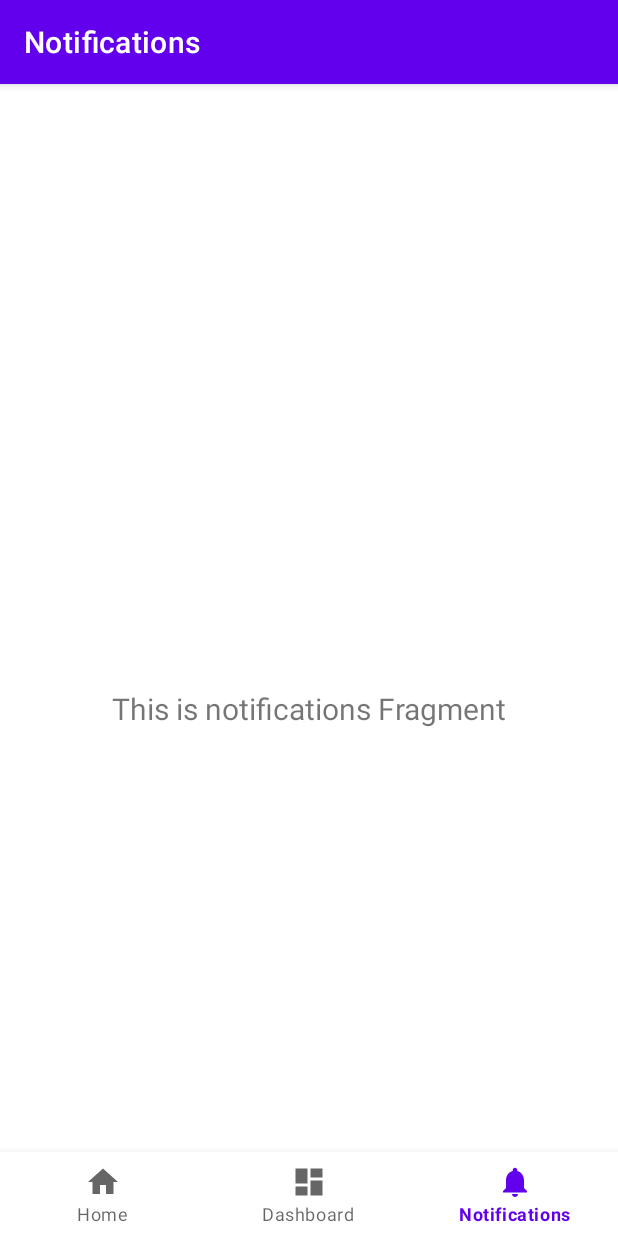
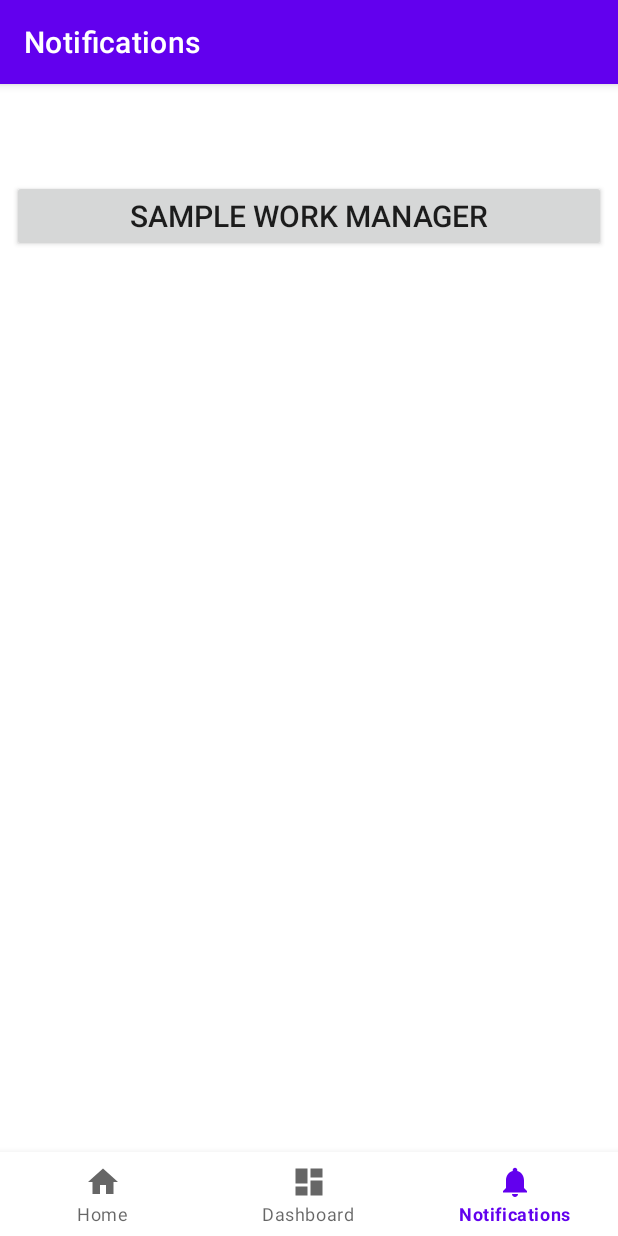
Before and after one commit to saimadhav1825/android_interview_prep, an Android app: the NotificationsFragment screen opened through its navigation route, on a phone screen of 412 x 824 dp. Run offline under Robolectric (Android 15) with nearby library versions, the phone set to English and light mode, and no system bars; our stand-ins replace Dagger/Hilt's generated code, navigation-ui.

Commit message:
WorkManager 1.Constraints 2.Data send to workmanager and return data from workmanager

```diff
--- a/app/src/main/java/com/example/prepareinterview/ui/notifications/NotificationsFragment.kt
+++ b/app/src/main/java/com/example/prepareinterview/ui/notifications/NotificationsFragment.kt
@@ -1,24 +1,18 @@
 package com.example.prepareinterview.ui.notifications
 
-import android.content.Intent
-import android.content.IntentFilter
 import android.os.Bundle
 import android.view.LayoutInflater
 import android.view.View
 import android.view.ViewGroup
-import android.widget.TextView
 import androidx.fragment.app.Fragment
-import androidx.lifecycle.ViewModelProvider
+import androidx.navigation.fragment.findNavController
+import com.example.prepareinterview.R
 import com.example.prepareinterview.broadcastreceiver.AirplaneMoodReceiver
 import com.example.prepareinterview.databinding.FragmentNotificationsBinding
 
 class NotificationsFragment : Fragment() {
-
     private var _binding: FragmentNotificationsBinding? = null
-    private lateinit var airplaneMoodReceiver: AirplaneMoodReceiver
-
-    // This property is only valid between onCreateView and
-    // onDestroyView.
+    //private lateinit var airplaneMoodReceiver: AirplaneMoodReceiver
     private val binding get() = _binding!!
 
     override fun onCreateView(
@@ -26,20 +20,16 @@ class NotificationsFragment : Fragment() {
         container: ViewGroup?,
         savedInstanceState: Bundle?
     ): View {
-        val notificationsViewModel =
-            ViewModelProvider(this)[NotificationsViewModel::class.java]
-
         _binding = FragmentNotificationsBinding.inflate(inflater, container, false)
         val root: View = binding.root
-
-        val textView: TextView = binding.textNotifications
-        notificationsViewModel.text.observe(viewLifecycleOwner) {
-            textView.text = it
+        binding.sampleWorkManager.setOnClickListener {
+            findNavController().navigate(R.id.navigation_notifications_sampleWorkManager)
         }
-        airplaneMoodReceiver = AirplaneMoodReceiver()
+        //BroadcastReceiver
+        /*airplaneMoodReceiver = AirplaneMoodReceiver()
         IntentFilter(Intent.ACTION_AIRPLANE_MODE_CHANGED).also {
             context?.registerReceiver(airplaneMoodReceiver, it)
-        }
+        }*/
         return root
     }
 
@@ -50,6 +40,6 @@ class NotificationsFragment : Fragment() {
 
     override fun onStop() {
         super.onStop()
-        context?.unregisterReceiver(airplaneMoodReceiver)
+        //context?.unregisterReceiver(airplaneMoodReceiver)
     }
 }
--- a/app/src/main/res/layout/fragment_notifications.xml
+++ b/app/src/main/res/layout/fragment_notifications.xml
@@ -6,8 +6,8 @@
     android:layout_height="match_parent"
     tools:context=".ui.notifications.NotificationsFragment">
 
-    <TextView
-        android:id="@+id/text_notifications"
+    <androidx.appcompat.widget.AppCompatButton
+        android:id="@+id/sampleWorkManager"
         android:layout_width="match_parent"
         android:layout_height="wrap_content"
         android:layout_marginStart="8dp"
@@ -15,7 +15,7 @@
         android:layout_marginEnd="8dp"
         android:textAlignment="center"
         android:textSize="20sp"
-        app:layout_constraintBottom_toBottomOf="parent"
+        android:text="Sample Work Manager"
         app:layout_constraintEnd_toEndOf="parent"
         app:layout_constraintStart_toStartOf="parent"
         app:layout_constraintTop_toTopOf="parent" />
--- a/app/src/main/res/navigation/mobile_navigation.xml
+++ b/app/src/main/res/navigation/mobile_navigation.xml
@@ -9,10 +9,10 @@
         android:id="@+id/navigation_home"
         android:name="com.example.prepareinterview.ui.home.HomeFragment"
         android:label="@string/title_home"
-        tools:layout="@layout/fragment_home" >
+        tools:layout="@layout/fragment_home">
         <action
             android:id="@+id/action_leaderboard_to_userProfile"
-            app:destination="@id/userProfile"/>
+            app:destination="@id/userProfile" />
     </fragment>
     <fragment
         android:id="@+id/userProfile"
@@ -20,21 +20,21 @@
         android:label="HomeFragment">
         <deepLink
             android:id="@+id/deepLink"
-            app:uri="www.example.com/user/{userName}"
-            android:autoVerify="true"/>
+            android:autoVerify="true"
+            app:uri="www.example.com/user/{userName}" />
         <argument
             android:name="userName"
-            app:argType="string"/>
+            app:argType="string" />
     </fragment>
 
     <fragment
         android:id="@+id/navigation_dashboard"
         android:name="com.example.prepareinterview.ui.dashboard.DashboardFragment"
         android:label="@string/title_dashboard"
-        tools:layout="@layout/fragment_dashboard" >
+        tools:layout="@layout/fragment_dashboard">
         <action
             android:id="@+id/navigation_dashboard_to_navigation_service"
-            app:destination="@id/navigation_service"/>
+            app:destination="@id/navigation_service" />
     </fragment>
     <fragment
         android:id="@+id/navigation_service"
@@ -45,5 +45,15 @@
         android:id="@+id/navigation_notifications"
         android:name="com.example.prepareinterview.ui.notifications.NotificationsFragment"
         android:label="@string/title_notifications"
-        tools:layout="@layout/fragment_notifications" />
+        tools:layout="@layout/fragment_notifications">
+        <action
+            android:id="@+id/navigation_notifications_sampleWorkManager"
+            app:destination="@id/sampleWorkManager" />
+    </fragment>
+
+    <fragment
+        android:id="@+id/sampleWorkManager"
+        android:name="com.example.prepareinterview.ui.SampleWorkManagerWorkFragment"
+        android:label="Work Manager"
+        tools:layout="@layout/sample_workmanager_fragment" />
 </navigation>
--- a/build.gradle
+++ b/build.gradle
@@ -18,6 +18,7 @@ buildscript {
         facebook_version = '12.1.0'
         gms_auth_version = '20.3.0'
         gms_service_version = '4.3.13'
+        work_version = "2.7.1"
     }
     repositories {
         google()
```
Also changed, not shown: app/build.gradle (+5 -2 lines), app/src/main/java/com/example/prepareinterview/ui/SampleWorkManagerWorkFragment.kt (added, +55 -0 lines), app/src/main/java/com/example/prepareinterview/workmanagerprepare/SampleWorkManager.kt (added, +32 -0 lines), app/src/main/res/layout/sample_workmanager_fragment.xml (added, +31 -0 lines).
